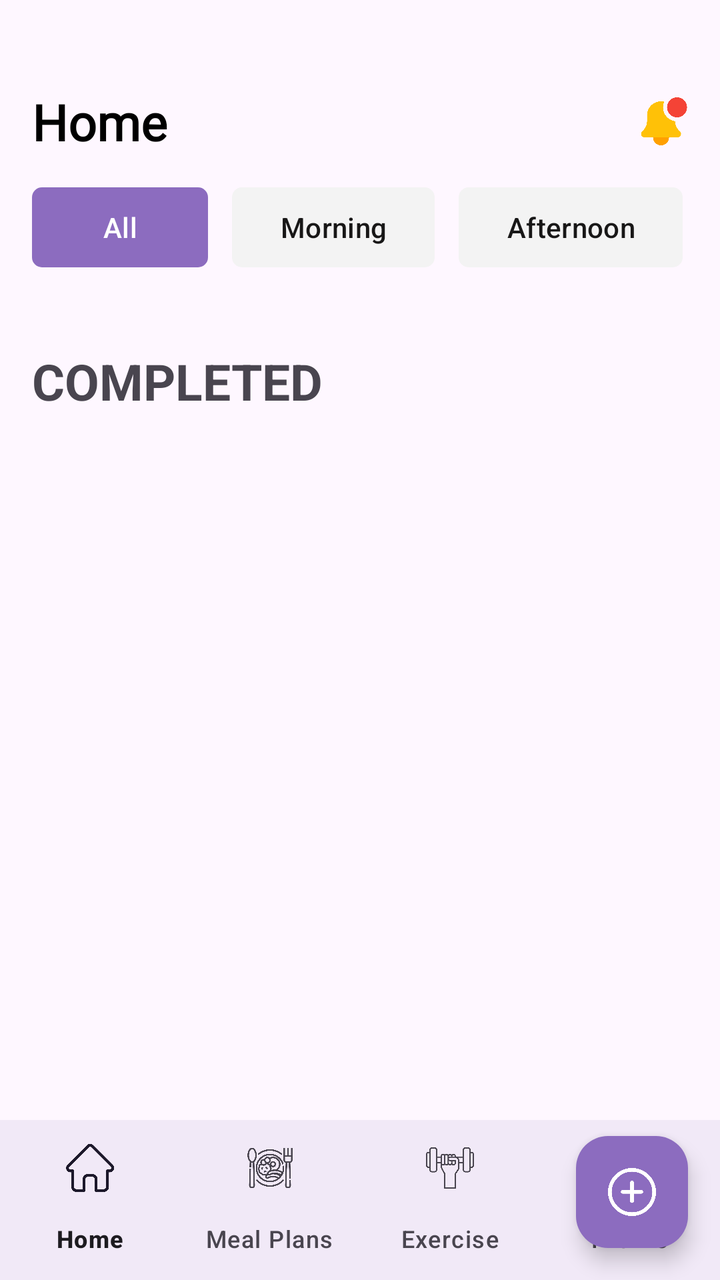
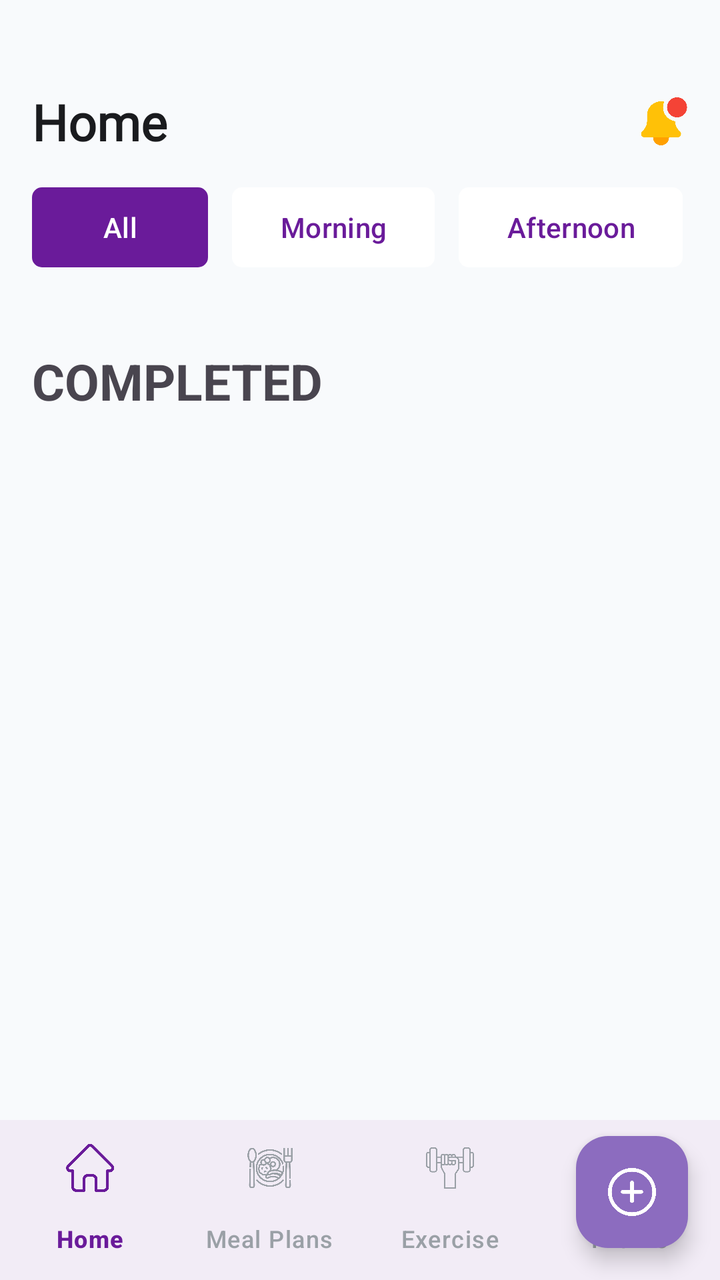

Before-and-after screenshots of an Android layout around one commit, followed by the original layout XML and the change that was made.
<!-- AndroidManifest.xml: application theme Theme.FitPro -->
<!-- res/layout/activity_main_home.xml -->
<?xml version="1.0" encoding="utf-8"?>
<androidx.coordinatorlayout.widget.CoordinatorLayout
    xmlns:android="http://schemas.android.com/apk/res/android"
    xmlns:app="http://schemas.android.com/apk/res-auto"
    xmlns:tools="http://schemas.android.com/tools"
    android:id="@+id/main"
    android:layout_width="match_parent"
    android:layout_height="match_parent"
    android:fitsSystemWindows="true"
    tools:context=".MainHome">

    
    <androidx.core.widget.NestedScrollView
        android:id="@+id/scrollView"
        android:layout_width="match_parent"
        android:layout_height="match_parent"
        android:fillViewport="true"
        android:clipToPadding="false"
        android:paddingBottom="160dp"
        app:layout_behavior="@string/appbar_scrolling_view_behavior">

        <LinearLayout
            android:layout_width="match_parent"
            android:layout_height="wrap_content"
            android:orientation="vertical"
            android:padding="16dp">

            
            <RelativeLayout
                android:layout_width="match_parent"
                android:layout_height="wrap_content"
                android:layout_marginTop="28dp">

                <TextView
                    android:id="@+id/titleText"
                    android:layout_width="wrap_content"
                    android:layout_height="wrap_content"
                    android:fontFamily="@font/bebas_neue"
                    android:text="Home"
                    android:textColor="@android:color/black"
                    android:textSize="25sp"
                    android:textStyle="bold"
                    android:layout_alignParentStart="true"
                    android:layout_centerVertical="true"/>

                <ImageView
                    android:id="@+id/bellIcon"
                    android:layout_width="24dp"
                    android:layout_height="24dp"
                    android:layout_alignParentEnd="true"
                    android:layout_centerVertical="true"
                    android:src="@drawable/ic_bell"
                    android:contentDescription="Notifications"/>
            </RelativeLayout>

            
            <HorizontalScrollView
                android:layout_width="match_parent"
                android:layout_height="wrap_content"
                android:scrollbars="none"
                android:overScrollMode="never"
                android:layout_marginTop="12dp">

                <LinearLayout
                    android:layout_width="wrap_content"
                    android:layout_height="wrap_content"
                    android:orientation="horizontal">

                    <com.google.android.material.button.MaterialButton
                        android:id="@+id/buttonAll"
                        android:layout_width="wrap_content"
                        android:layout_height="wrap_content"
                        android:layout_marginEnd="12dp"
                        android:text="All"
                        app:backgroundTint="@color/AccentColor2"
                        app:cornerRadius="5dp"
                        android:textColor="@android:color/white"/>

                    <com.google.android.material.button.MaterialButton
                        android:id="@+id/buttonMorning"
                        android:layout_width="wrap_content"
                        android:layout_height="wrap_content"
                        android:layout_marginEnd="12dp"
                        android:text="Morning"
                        app:backgroundTint="@color/bg_white"
                        android:textColor="@color/primaryColor"
                        app:cornerRadius="5dp"/>

                    <com.google.android.material.button.MaterialButton
                        android:id="@+id/buttonAfternoon"
                        android:layout_width="wrap_content"
                        android:layout_height="wrap_content"
                        android:layout_marginEnd="12dp"
                        android:text="Afternoon"
                        app:backgroundTint="@color/bg_white"
                        android:textColor="@color/primaryColor"
                        app:cornerRadius="5dp"/>

                    <com.google.android.material.button.MaterialButton
                        android:id="@+id/buttonEvening"
                        android:layout_width="wrap_content"
                        android:layout_height="wrap_content"
                        android:text="Evening"
                        app:backgroundTint="@color/bg_white"
                        android:textColor="@color/primaryColor"
                        app:cornerRadius="5dp"/>
                </LinearLayout>
            </HorizontalScrollView>

            
            <LinearLayout
                android:id="@+id/habitContainer"
                android:layout_width="match_parent"
                android:layout_height="wrap_content"
                android:orientation="vertical"
                android:layout_marginTop="16dp"/>

            
            <TextView
                android:layout_width="wrap_content"
                android:layout_height="wrap_content"
                android:text="COMPLETED"
                android:textSize="25sp"
                android:textStyle="bold"
                android:layout_marginTop="20dp"/>

            
            <LinearLayout
                android:id="@+id/completedContainer"
                android:layout_width="match_parent"
                android:layout_height="wrap_content"
                android:orientation="vertical"
                android:layout_marginTop="12dp"/>
        </LinearLayout>
    </androidx.core.widget.NestedScrollView>

    
    <com.google.android.material.floatingactionbutton.FloatingActionButton
        android:id="@+id/fabAdd"
        android:layout_width="wrap_content"
        android:layout_height="wrap_content"
        android:layout_gravity="bottom|end"
        android:layout_margin="16dp"
        android:contentDescription="Add"
        app:backgroundTint="@color/AccentColor2"
        app:srcCompat="@drawable/ic_add"
        app:tint="@android:color/white"/>

    
    <com.google.android.material.bottomnavigation.BottomNavigationView
        android:id="@+id/bottom_navigation"
        android:layout_width="match_parent"
        android:layout_height="wrap_content"
        android:layout_gravity="bottom"
        android:background="?android:attr/windowBackground"
        app:labelVisibilityMode="labeled"
        app:menu="@menu/bottom_nav_menu"/>
</androidx.coordinatorlayout.widget.CoordinatorLayout>
<!-- resources referenced by this layout -->
<resources>
  <color name="AccentColor2">#8C6CBF</color>
  <color name="bg_white">#F3F3F3</color>
  <color name="primaryColor">#181717</color>
  <!-- drawable ic_add: png bitmap (drawable, 17923 bytes) -->
  <!-- drawable ic_bell: png bitmap (drawable, 15294 bytes) -->
  <style name="Theme.FitPro" parent="Base.Theme.FitPro" />
  <style name="Base.Theme.FitPro" parent="Theme.Material3.DayNight.NoActionBar">
          
          
      </style>
</resources>

<!-- the commit's change to res/layout/activity_main_home.xml (unified diff, before → after) -->
@@ -37,7 +37,7 @@
                     android:layout_height="wrap_content"
                     android:fontFamily="@font/bebas_neue"
                     android:text="Home"
-                    android:textColor="@android:color/black"
+                    android:textColor="@color/colorOnSurface"
                     android:textSize="25sp"
                     android:textStyle="bold"
                     android:layout_alignParentStart="true"
@@ -72,9 +72,9 @@
                         android:layout_height="wrap_content"
                         android:layout_marginEnd="12dp"
                         android:text="All"
-                        app:backgroundTint="@color/AccentColor2"
+                        app:backgroundTint="@color/colorPrimary"
                         app:cornerRadius="5dp"
-                        android:textColor="@android:color/white"/>
+                        android:textColor="@color/colorOnPrimary"/>
 
                     <com.google.android.material.button.MaterialButton
                         android:id="@+id/buttonMorning"
@@ -82,8 +82,8 @@
                         android:layout_height="wrap_content"
                         android:layout_marginEnd="12dp"
                         android:text="Morning"
-                        app:backgroundTint="@color/bg_white"
-                        android:textColor="@color/primaryColor"
+                        app:backgroundTint="@color/colorSurface"
+                        android:textColor="@color/colorPrimary"
                         app:cornerRadius="5dp"/>
 
                     <com.google.android.material.button.MaterialButton
@@ -92,8 +92,8 @@
                         android:layout_height="wrap_content"
                         android:layout_marginEnd="12dp"
                         android:text="Afternoon"
-                        app:backgroundTint="@color/bg_white"
-                        android:textColor="@color/primaryColor"
+                        app:backgroundTint="@color/colorSurface"
+                        android:textColor="@color/colorPrimary"
                         app:cornerRadius="5dp"/>
 
                     <com.google.android.material.button.MaterialButton
@@ -101,8 +101,8 @@
                         android:layout_width="wrap_content"
                         android:layout_height="wrap_content"
                         android:text="Evening"
-                        app:backgroundTint="@color/bg_white"
-                        android:textColor="@color/primaryColor"
+                        app:backgroundTint="@color/colorSurface"
+                        android:textColor="@color/colorPrimary"
                         app:cornerRadius="5dp"/>
                 </LinearLayout>
             </HorizontalScrollView>
@@ -152,7 +152,7 @@
         android:layout_width="match_parent"
         android:layout_height="wrap_content"
         android:layout_gravity="bottom"
-        android:background="?android:attr/windowBackground"
+        android:background="@color/bottomNavBackground"
         app:labelVisibilityMode="labeled"
         app:menu="@menu/bottom_nav_menu"/>
 </androidx.coordinatorlayout.widget.CoordinatorLayout>
<!-- resource entries referenced after the edit -->
@@ -1,14 +1,44 @@
 <!-- resources referenced by this layout -->
 <resources>
   <color name="AccentColor2">#8C6CBF</color>
-  <color name="bg_white">#F3F3F3</color>
-  <color name="primaryColor">#181717</color>
+  <color name="bottomNavBackground">#FFFFFFFF</color>
+  <color name="colorOnPrimary">#FFFFFFFF</color>
+  <color name="colorOnSurface">#1A1B1E</color>
+  <color name="colorPrimary">#6A1B9A</color>
+  <color name="colorSurface">#FFFFFFFF</color>
   <!-- drawable ic_add: png bitmap (drawable, 17923 bytes) -->
   <!-- drawable ic_bell: png bitmap (drawable, 15294 bytes) -->
   <style name="Theme.FitPro" parent="Base.Theme.FitPro" />
   <style name="Base.Theme.FitPro" parent="Theme.Material3.DayNight.NoActionBar">
+          <item name="colorPrimary">@color/colorPrimary</item>
+          <item name="colorOnPrimary">@color/colorOnPrimary</item>
+          <item name="colorSecondary">@color/colorSecondary</item>
+          <item name="colorOnSecondary">@color/colorOnSecondary</item>
+          <item name="colorTertiary">@color/colorTertiary</item>
+          <item name="colorOnTertiary">@color/colorOnTertiary</item>
+          <item name="android:colorBackground">@color/background</item>
+          <item name="colorSurface">@color/colorSurface</item>
+          <item name="colorOnSurface">@color/colorOnSurface</item>
+          <item name="colorSurfaceVariant">@color/colorSurfaceVariant</item>
+          <item name="colorOutline">@color/colorOutline</item>
+  
           
-          
+          <item name="bottomNavigationStyle">@style/Widget.FitPro.BottomNavigationView</item>
       </style>
+  <color name="colorSecondary">#4450F6</color>
+  <color name="colorOnSecondary">#FFFFFFFF</color>
+  <color name="colorTertiary">#00BCD4</color>
+  <color name="colorOnTertiary">#FFFFFFFF</color>
+  <color name="background">#F8FAFC</color>
+  <color name="colorSurfaceVariant">#F1F3F5</color>
+  <color name="colorOutline">#D0D5DD</color>
+  <style name="Widget.FitPro.BottomNavigationView" parent="Widget.Material3.BottomNavigationView">
+          <item name="android:background">@color/bottomNavBackground</item>
+          <item name="itemIconTint">@color/bottom_nav_item_color</item>
+          <item name="itemTextColor">@color/bottom_nav_item_color</item>
+          <item name="itemRippleColor">@color/bottomNavRipple</item>
+          <item name="labelVisibilityMode">labeled</item>
+      </style>
+  <color name="bottomNavRipple">#1F6A1B9A</color>
 </resources>
 
